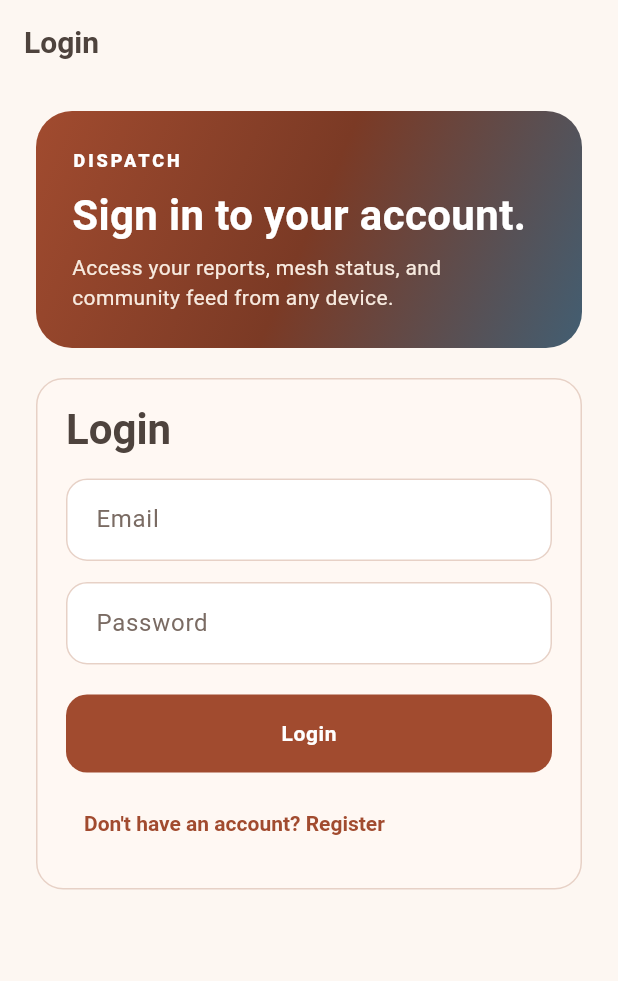
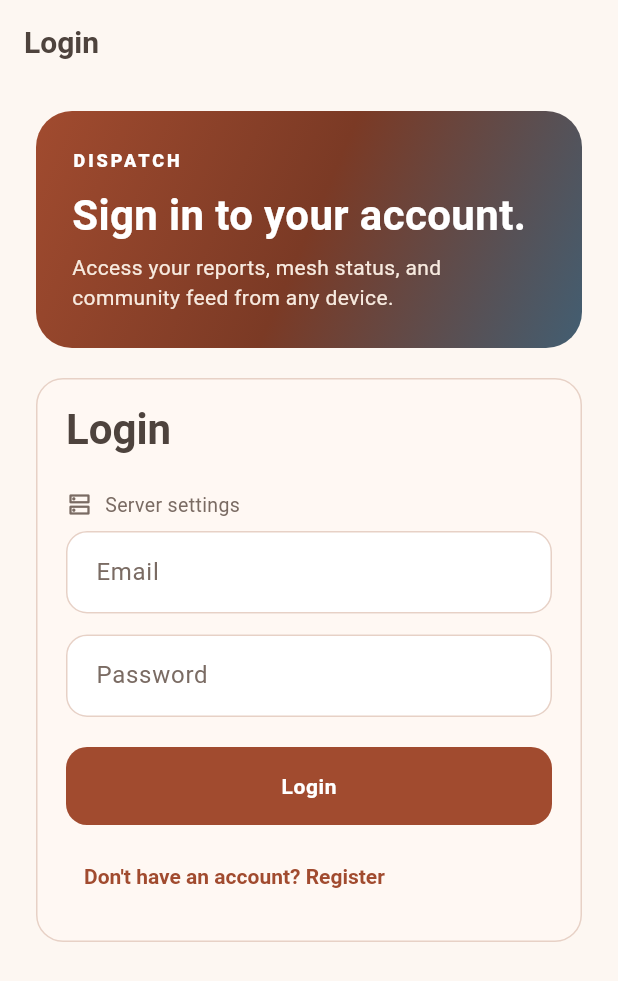
Before and after one commit to SpekyLord/Dispatch, a Flutter app: the screen it shows after launch, on a phone screen of 412 x 824 dp. Shown: the top 981 px of the screen. Run offline on Flutter 3.47's test engine with Material 3 defaults, Android fonts, the light colour scheme and no system bars; our stand-ins replace dio, equatable, flutter_bloc, flutter_map, flutter_riverpod, geolocator and 7 more; missing offline and left inert: dart:html; accounts and stored records are empty.

Commit message:
fix: auth flow for physical devices, registration redirect, and mesh/dashboard UX

```diff
--- a/apps/mobile/lib/core/services/auth_service.dart
+++ b/apps/mobile/lib/core/services/auth_service.dart
@@ -22,6 +22,12 @@ class AuthService {
   final Dio _dio;
 
   Dio get client => _dio;
+
+  String get baseUrl => _dio.options.baseUrl;
+
+  void setBaseUrl(String url) {
+    _dio.options.baseUrl = url;
+  }
 
   void setToken(String? token) {
     if (token != null) {
--- a/apps/mobile/lib/core/state/app_session_state.dart
+++ b/apps/mobile/lib/core/state/app_session_state.dart
@@ -58,6 +58,7 @@ class SessionState {
     this.fullName,
     this.department,
     this.offlineVerificationToken,
+    this.customApiBaseUrl,
   });
 
   final String? accessToken;
@@ -68,6 +69,7 @@ class SessionState {
   final String? fullName;
   final DepartmentInfo? department;
   final String? offlineVerificationToken;
+  final String? customApiBaseUrl;
 
   bool get isAuthenticated => role != null && accessToken != null;
 
@@ -80,6 +82,7 @@ class SessionState {
     String? fullName,
     DepartmentInfo? department,
     String? offlineVerificationToken,
+    String? customApiBaseUrl,
   }) {
     return SessionState(
       accessToken: accessToken ?? this.accessToken,
@@ -91,6 +94,7 @@ class SessionState {
       department: department ?? this.department,
       offlineVerificationToken:
           offlineVerificationToken ?? this.offlineVerificationToken,
+      customApiBaseUrl: customApiBaseUrl ?? this.customApiBaseUrl,
     );
   }
 
@@ -104,6 +108,7 @@ class SessionState {
       'fullName': fullName,
       'department': department?.toJson(),
       'offlineVerificationToken': offlineVerificationToken,
+      'customApiBaseUrl': customApiBaseUrl,
     };
   }
 
@@ -119,6 +124,7 @@ class SessionState {
       fullName: json['fullName'] as String?,
       department: deptJson != null ? DepartmentInfo.fromJson(deptJson) : null,
       offlineVerificationToken: json['offlineVerificationToken'] as String?,
+      customApiBaseUrl: json['customApiBaseUrl'] as String?,
     );
   }
 }
--- a/apps/mobile/lib/features/auth/presentation/login_screen.dart
+++ b/apps/mobile/lib/features/auth/presentation/login_screen.dart
@@ -17,14 +17,37 @@ class LoginScreen extends ConsumerStatefulWidget {
 class _LoginScreenState extends ConsumerState<LoginScreen> {
   final _emailController = TextEditingController();
   final _passwordController = TextEditingController();
+  late final TextEditingController _apiUrlController;
   bool _loading = false;
+  bool _showServerConfig = false;
   String? _error;
+
+  @override
+  void initState() {
+    super.initState();
+    _apiUrlController = TextEditingController(
+      text: ref.read(sessionControllerProvider.notifier).currentApiBaseUrl,
+    );
+  }
 
   @override
   void dispose() {
     _emailController.dispose();
     _passwordController.dispose();
+    _apiUrlController.dispose();
     super.dispose();
+  }
+
+  Future<void> _applyApiUrl() async {
+    final url = _apiUrlController.text.trim();
+    if (url.isEmpty) return;
+    await ref.read(sessionControllerProvider.notifier).setCustomApiBaseUrl(url);
+    if (mounted) {
+      setState(() => _error = null);
+      ScaffoldMessenger.of(context).showSnackBar(
+        SnackBar(content: Text('Server URL set to $url')),
+      );
+    }
   }
 
   Future<void> _handleLogin() async {
@@ -138,6 +161,62 @@ class _LoginScreenState extends ConsumerState<LoginScreen> {
                           style: const TextStyle(color: dc.warmSeed),
                         ),
                       ),
+                    InkWell(
+                      onTap: () =>
+                          setState(() => _showServerConfig = !_showServerConfig),
+                      borderRadius: BorderRadius.circular(12),
+                      child: Padding(
+                        padding: const EdgeInsets.symmetric(vertical: 8),
+                        child: Row(
+                          children: [
+                            Icon(
+                              _showServerConfig
+                                  ? Icons.expand_less
+                                  : Icons.dns_outlined,
+                              size: 18,
+                              color: dc.mutedInk,
+                            ),
+                            const SizedBox(width: 8),
+                            Text(
+                              _showServerConfig
+                                  ? 'Hide server settings'
+                                  : 'Server settings',
+                              style: const TextStyle(
+                                color: dc.mutedInk,
+                                fontSize: 13,
+                              ),
+                            ),
+                          ],
+                        ),
+                      ),
+                    ),
+                    if (_showServerConfig) ...[
+                      const SizedBox(height: 8),
+                      TextField(
+                        controller: _apiUrlController,
+                        decoration: InputDecoration(
+                          labelText: 'API server URL',
+                          hintText: 'http://192.168.x.x:5000',
+                          border: const OutlineInputBorder(),
+                          suffixIcon: IconButton(
+                            onPressed: _applyApiUrl,
+                            icon: const Icon(Icons.check),
+                            tooltip: 'Apply',
+                          ),
+                        ),
+                        keyboardType: TextInputType.url,
+                        onSubmitted: (_) => _applyApiUrl(),
+                      ),
+                      const SizedBox(height: 4),
+                      const Text(
+                        'For physical devices, use your computer\'s local network IP (e.g. 192.168.x.x:5000).',
+                        style: TextStyle(
+                          color: dc.mutedInk,
+                          fontSize: 11,
+                        ),
+                      ),
+                      const SizedBox(height: 12),
+                    ],
                     TextField(
                       controller: _emailController,
                       decoration: const InputDecoration(
```
Also changed, not shown: apps/mobile/lib/core/state/app_session_controller.dart (+15 -1 lines), apps/mobile/lib/features/auth/presentation/register_screen.dart (+14 -1 lines), apps/mobile/lib/features/citizen/presentation/citizen_home_screen.dart (+15 -24 lines).
